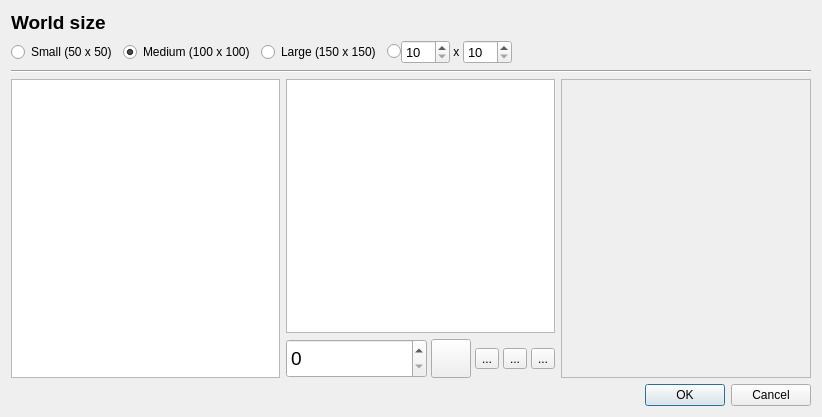
This is gui/newworld.ui in taliesinb/floatworld as Qt 5 draws it before an edit. The edited form follows.
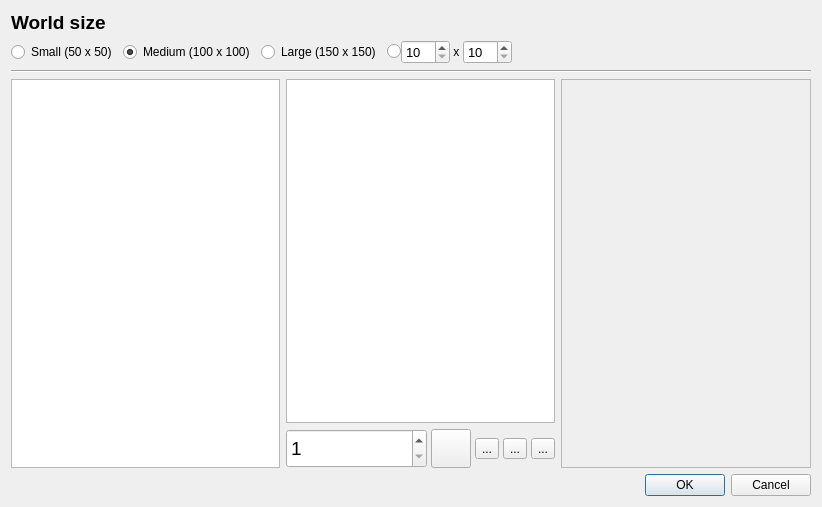
This is the edited form. Icons and pictures are not drawn.

Diff of the .ui file:
```diff
--- a/gui/newworld.ui
+++ b/gui/newworld.ui
@@ -7,7 +7,7 @@
     <x>0</x>
     <y>0</y>
     <width>822</width>
-    <height>417</height>
+    <height>507</height>
    </rect>
   </property>
   <property name="windowTitle">
@@ -192,6 +192,12 @@
              <pointsize>14</pointsize>
             </font>
            </property>
+           <property name="minimum">
+            <number>1</number>
+           </property>
+           <property name="maximum">
+            <number>200</number>
+           </property>
           </widget>
          </item>
          <item>
```
